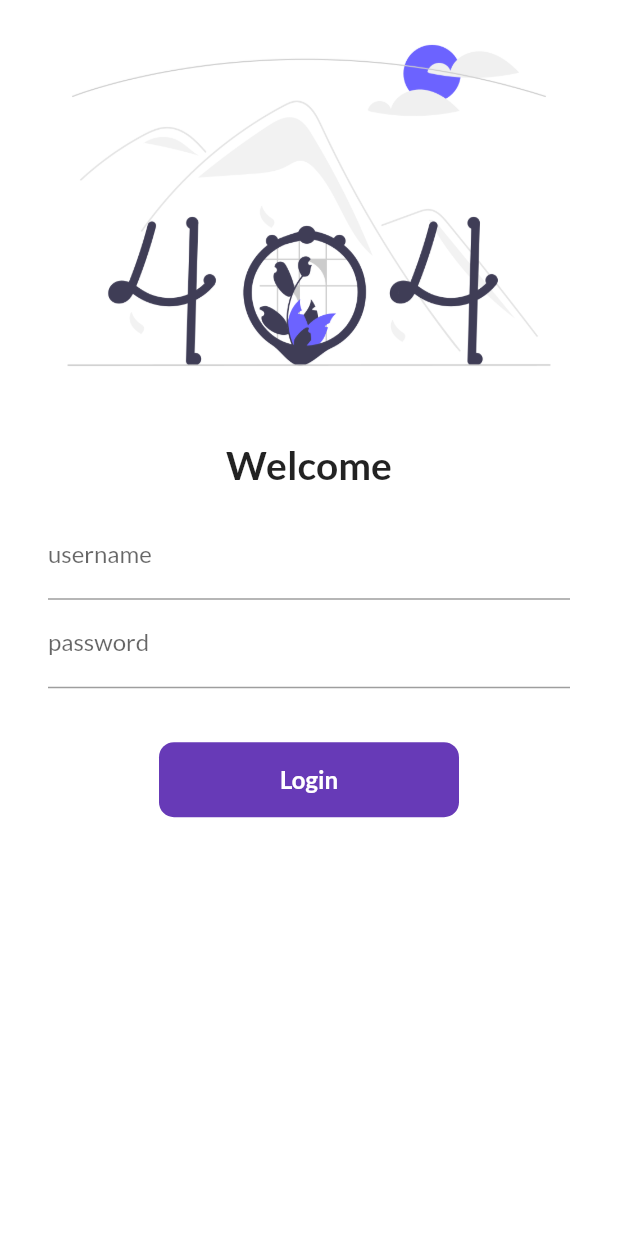
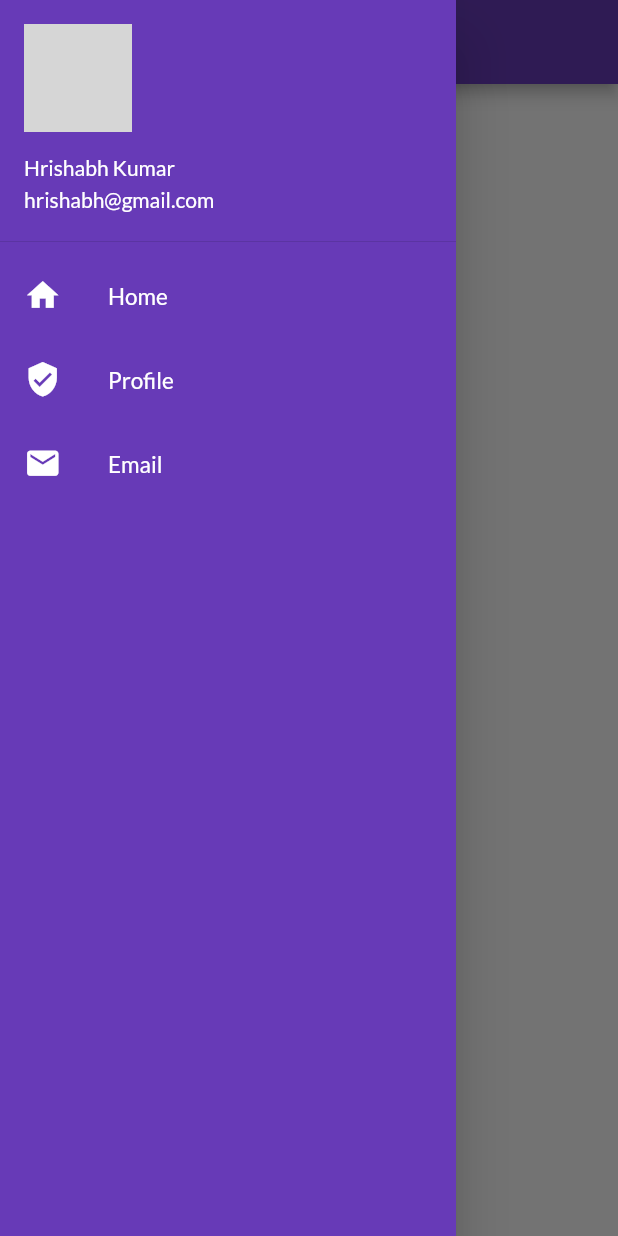
Before and after one commit to i-am-HRISHABH/30DaysOfFlutter, a Flutter app: the screen it shows after launch, with the side drawer open (before the commit the screen has no drawer), on a phone screen of 412 x 824 dp. Run offline on Flutter 3.47's test engine with Material 2 defaults, Android fonts, the phone set to English and light mode, and no system bars; our stand-ins replace google_fonts; network calls fail; grey boxes are pictures that could not be loaded.

Commit message:
Day 9 (drawer, listTile) completed

```diff
--- a/lib/Pages/homepage.dart
+++ b/lib/Pages/homepage.dart
@@ -1,4 +1,6 @@
 import 'package:flutter/material.dart';
+
+import '../widgets/drawer.dart';
 
 class HomePage extends StatelessWidget {
   const HomePage({Key key}) : super(key: key);
@@ -11,10 +13,11 @@ class HomePage extends StatelessWidget {
       ),
       body: Center(
         child: Container(
-          child: Text('I am back on blotter'),
+          child: Text('flutter'),
+          // child: Image.network('https://scontent-bom1-2.cdninstagram.com/v/t51.2885-15/e35/242695662_288631719414043_1496721212294513403_n.webp.jpg?_nc_ht=scontent-bom1-2.cdninstagram.com&_nc_cat=107&_nc_ohc=R1abfNToV2wAX8_lXBZ&edm=AP_V10EBAAAA&ccb=7-4&oh=dd6e234ef42183a704e3b501be5b202e&oe=61BAEBCC&_nc_sid=4f375e'),
         ),
       ),
-      drawer: Drawer(),
+      drawer: MyDrawer(),
     );
   }
 }
--- a/lib/main.dart
+++ b/lib/main.dart
@@ -25,7 +25,7 @@ class MyApp extends StatelessWidget {
         fontFamily: GoogleFonts.lato().fontFamily,
       ),
       routes: {
-        "/": (context) => LoginPage(),
+        "/": (context) => HomePage(),
         MyRoutes.loginRoute: (context) => LoginPage(),
         MyRoutes.homeRoute: (context) => HomePage(),
       },
--- /dev/null
+++ b/lib/widgets/drawer.dart
@@ -0,0 +1,59 @@
+import 'package:flutter/material.dart';
+
+class MyDrawer extends StatelessWidget {
+  // const MyDrawer({ Key key }) : super(key: key);
+
+  @override
+  Widget build(BuildContext context) {
+    final imageUrlP =
+        'https://scontent-bom1-2.cdninstagram.com/v/t51.2885-15/e35/242695662_288631719414043_1496721212294513403_n.webp.jpg?_nc_ht=scontent-bom1-2.cdninstagram.com&_nc_cat=107&_nc_ohc=R1abfNToV2wAX8_lXBZ&edm=AP_V10EBAAAA&ccb=7-4&oh=dd6e234ef42183a704e3b501be5b202e&oe=61BAEBCC&_nc_sid=4f375e';
+    final imageURL =
+        'https://www.google.com/url?sa=i&url=https%3A%2F%2Fwww.insider.com%2Fchris-hemsworth-posts-photo-huge-arms-gets-trolled-skinny-legs-2021-5&psig=AOvVaw03ZDifrWizZVcReO0eDNeq&ust=1639402639865000&source=images&cd=vfe&ved=0CAsQjRxqFwoTCIiu9_iw3vQCFQAAAAAdAAAAABAD';
+    return Drawer(
+      child: Container(
+        color: Colors.deepPurple,
+        child: ListView(
+          children: [
+            DrawerHeader(
+              padding: EdgeInsets.zero,
+              child: UserAccountsDrawerHeader(
+                margin: EdgeInsets.zero,
+                accountEmail: Text(
+                  'hrishabh@gmail.com',
+                  style: TextStyle(color: Colors.white),
+                ),
+                accountName: Text(
+                  'Hrishabh Kumar',
+                  style: TextStyle(color: Colors.white),
+                ),
+                currentAccountPicture:
+                    CircleAvatar(backgroundImage: NetworkImage(imageURL)),
+              ),
+            ),
+            ListTile(
+              leading: Icon(Icons.home, color: Colors.white, size: 25),
+              title: Text(
+                'Home',
+                style: TextStyle(color: Colors.white, fontSize: 15),
+              ),
+            ),
+            ListTile(
+              leading: Icon(Icons.verified_user,color: Colors.white, size: 25),
+              title: Text(
+                'Profile',
+                style: TextStyle(color: Colors.white, fontSize: 15),
+              ),
+            ),
+            ListTile(
+              leading: Icon(Icons.email , color: Colors.white, size: 25),
+              title: Text(
+                'Email',
+                style: TextStyle(color: Colors.white, fontSize: 15),
+              ),
+            ),
+          ],
+        ),
+      ),
+    );
+  }
+}
```
Also changed, not shown: pubspec.lock.
